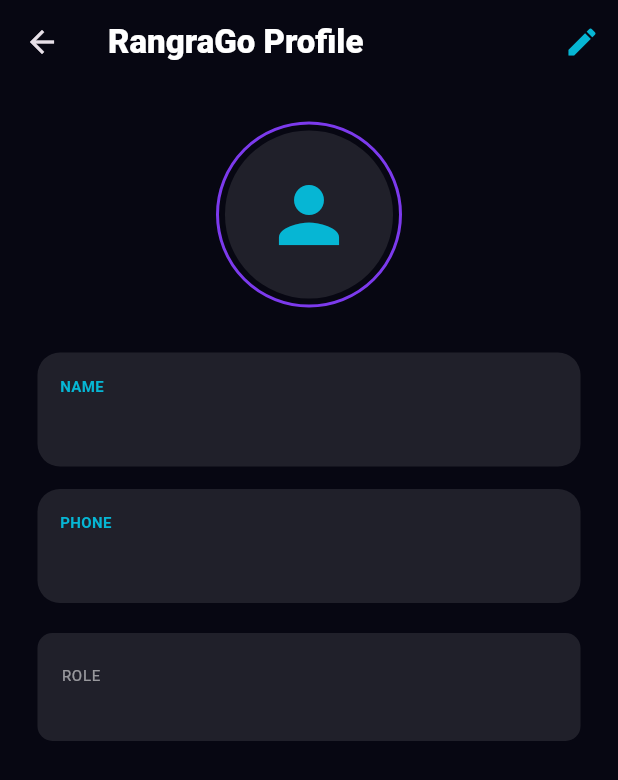
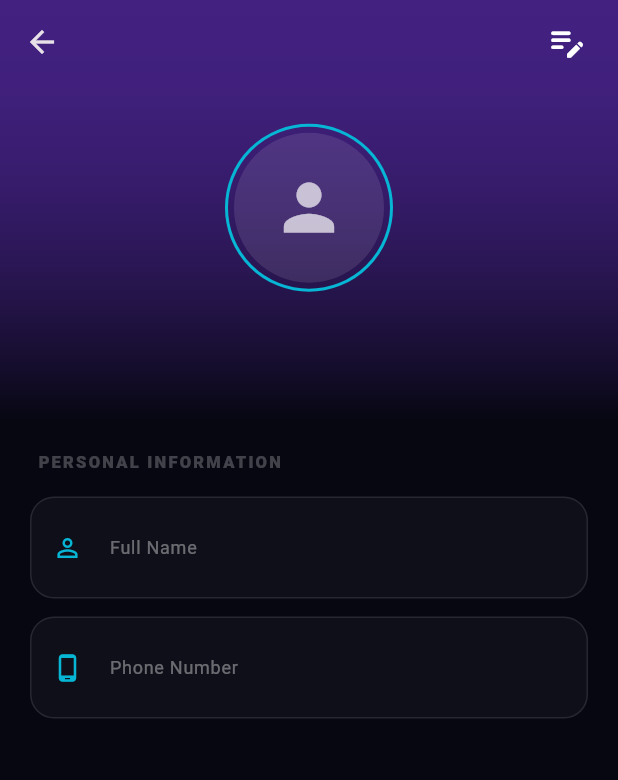
Before and after one commit to yashkumaryk066-netizen/RangraGo, a Flutter app: the ProfileScreen screen opened directly with empty values, on a phone screen of 412 x 824 dp. Shown: the top 780 px of the screen. Run offline on Flutter 3.47's test engine with Material 3 defaults, Android fonts, the phone set to English and light mode, and no system bars; our stand-ins replace flutter_map, geolocator, google_sign_in, latlong2, permission_handler, shared_preferences and 1 more; missing offline and left inert: agora_rtc_engine; accounts and stored records are empty; network calls fail.

Commit message:
feat: Premium Profile Infrastructure - High-fidelity UI, driver stats, and advanced document management (Uber/Rapido style)

```diff
--- a/frontend/lib/screens/profile_screen.dart
+++ b/frontend/lib/screens/profile_screen.dart
@@ -16,6 +16,11 @@
   final AuthService _authService = AuthService();
   late TextEditingController _nameController;
   late TextEditingController _phoneController;
+  late TextEditingController _modelController;
+  late TextEditingController _numberController;
+  late TextEditingController _licenseController;
+  late TextEditingController _aadhaarController;
+
   bool isEditing = false;
   bool isLoading = false;
 
@@ -24,135 +29,231 @@
     super.initState();
     _nameController = TextEditingController(text: widget.userData['name']);
     _phoneController = TextEditingController(text: widget.userData['phone'] ?? "");
+
+    final vehicle = widget.userData['vehicleInfo'] ?? {};
+    _modelController = TextEditingController(text: vehicle['model'] ?? "");
+    _numberController = TextEditingController(text: vehicle['number'] ?? "");
+    _licenseController = TextEditingController(text: vehicle['license'] ?? "");
+    _aadhaarController = TextEditingController(text: vehicle['aadhaar'] ?? "");
   }
 
   Future<void> _handleUpdate() async {
     setState(() => isLoading = true);
-    final updatedUser = await _authService.updateProfile({
+    final updates = {
       "name": _nameController.text,
       "phone": _phoneController.text,
-    });
+    };
+
+    if (widget.userData['role'] == "DRIVER") {
+      updates["vehicleInfo"] = {
+        "model": _modelController.text,
+        "number": _numberController.text,
+        "license": _licenseController.text,
+        "aadhaar": _aadhaarController.text,
+        "type": widget.userData['vehicleInfo']?['type'] ?? "BIKE",
+      };
+    }
+
+    final updatedUser = await _authService.updateProfile(updates);
 
     if (updatedUser != null) {
-      // Save to SharedPreferences
       final SharedPreferences prefs = await SharedPreferences.getInstance();
       await prefs.setString('user_data', jsonEncode(updatedUser));
-
-      // Update UI
       widget.onUpdate(updatedUser);
-
-      ScaffoldMessenger.of(context).showSnackBar(const SnackBar(content: Text("Profile Updated Successfully")));
+      ScaffoldMessenger.of(context).showSnackBar(const SnackBar(content: Text("✅ Profile Updated Successfully")));
       setState(() => isEditing = false);
     } else {
-      ScaffoldMessenger.of(context).showSnackBar(const SnackBar(content: Text("Update Failed")));
+      ScaffoldMessenger.of(context).showSnackBar(const SnackBar(content: Text("❌ Update Failed")));
     }
     setState(() => isLoading = false);
   }
 
   @override
   Widget build(BuildContext context) {
+    final theme = const Color(0xFF06B6D4);
+    final secondary = const Color(0xFF7C3AED);
+    final isDriver = widget.userData['role'] == "DRIVER";
+
     return Scaffold(
       backgroundColor: const Color(0xFF070712),
-      appBar: AppBar(
+      body: CustomScrollView(
+        slivers: [
+          SliverAppBar(
+            expandedHeight: 280,
+            pinned: true,
             backgroundColor: const Color(0xFF070712),
-        elevation: 0,
-        title: const Text("RangraGo Profile", style: TextStyle(fontWeight: FontWeight.w900, color: Colors.white)),
-        actions: [
-          IconButton(
-            icon: Icon(isEditing ? Icons.close : Icons.edit, color: const Color(0xFF06B6D4)),
-            onPressed: () => setState(() => isEditing = !isEditing),
-          )
-        ],
-      ),
-      body: SingleChildScrollView(
-        padding: const EdgeInsets.all(25),
-        child: Column(
+            flexibleSpace: FlexibleSpaceBar(
+              background: Stack(
+                fit: StackFit.expand,
                 children: [
                   Container(
-              padding: const EdgeInsets.all(4),
                     decoration: BoxDecoration(
-                shape: BoxShape.circle,
-                border: Border.all(color: const Color(0xFF7C3AED), width: 2),
-              ),
-              child: const CircleAvatar(
-                radius: 56,
-                backgroundColor: Colors.white10,
-                child: Icon(Icons.person, size: 60, color: Color(0xFF06B6D4)),
+                      gradient: LinearGradient(
+                        begin: Alignment.topCenter,
+                        end: Alignment.bottomCenter,
+                        colors: [secondary.withOpacity(0.5), const Color(0xFF070712)],
                       ),
                     ),
-            const SizedBox(height: 30),
-            _buildInfoCard("NAME", _nameController, isEditing),
+                  ),
+                  Column(
+                    mainAxisAlignment: MainAxisAlignment.center,
+                    children: [
+                      const SizedBox(height: 60),
+                      Hero(
+                        tag: 'profile_pic',
+                        child: Container(
+                          padding: const EdgeInsets.all(4),
+                          decoration: BoxDecoration(shape: BoxShape.circle, border: Border.all(color: theme, width: 2)),
+                          child: const CircleAvatar(
+                            radius: 50,
+                            backgroundColor: Colors.white10,
+                            child: Icon(Icons.person, size: 50, color: Colors.white70),
+                          ),
+                        ),
+                      ),
                       const SizedBox(height: 15),
-            _buildInfoCard("PHONE", _phoneController, isEditing, keyboardType: TextInputType.phone),
-            const SizedBox(height: 20),
-            ListTile(
-              tileColor: Colors.white10,
-              title: const Text("ROLE", style: TextStyle(color: Colors.white54, fontSize: 10)),
-              subtitle: Text(widget.userData['role'], style: const TextStyle(color: Colors.white, fontWeight: FontWeight.bold)),
-              shape: RoundedRectangleBorder(borderRadius: BorderRadius.circular(10)),
-            ),
-            if (widget.userData['role'] == "DRIVER") ...[
-              const SizedBox(height: 15),
-              Row(
-                children: [
-                  Expanded(
-                    child: _buildStatTile("TOTAL EARNINGS", "₹${widget.userData['totalEarnings'] ?? 0}", Colors.amber.withOpacity(0.1)),
-                  ),
-                  const SizedBox(width: 10),
-                  Expanded(
-                    child: _buildStatTile("RIDES DONE", "${widget.userData['completedRides'] ?? 0}", Colors.greenAccent.withOpacity(0.1)),
+                      Text(widget.userData['name'] ?? "User", style: const TextStyle(color: Colors.white, fontSize: 22, fontWeight: FontWeight.bold)),
+                      Text(widget.userData['role'] ?? "", style: TextStyle(color: theme, fontSize: 12, fontWeight: FontWeight.bold, letterSpacing: 2)),
+                    ],
                   ),
                 ],
               ),
+            ),
+            actions: [
+              IconButton(
+                icon: Icon(isEditing ? Icons.close : Icons.edit_note_rounded, color: Colors.white, size: 28),
+                onPressed: () => setState(() => isEditing = !isEditing),
+              ),
+              const SizedBox(width: 10),
             ],
+          ),
+          SliverToBoxAdapter(
+            child: Padding(
+              padding: const EdgeInsets.all(20),
+              child: Column(
+                crossAxisAlignment: CrossAxisAlignment.start,
+                children: [
+                  if (isDriver) ...[
+                    _buildStatsGrid(),
+                    const SizedBox(height: 30),
+                  ],
+                  _sectionHeader("PERSONAL INFORMATION"),
+                  _buildInputField("Full Name", _nameController, Icons.person_outline, isEditing),
+                  _buildInputField("Phone Number", _phoneController, Icons.phone_android_outlined, isEditing, keyboard: TextInputType.phone),
+
+                  if (isDriver) ...[
+                    const SizedBox(height: 30),
+                    _sectionHeader("VEHICLE DETAILS"),
+                    _buildInputField("Vehicle Model", _modelController, Icons.directions_car_outlined, isEditing),
+                    _buildInputField("Vehicle Number", _numberController, Icons.tag, isEditing),
+                    const SizedBox(height: 30),
+                    _sectionHeader("IDENTITY DOCUMENTS"),
+                    _buildInputField("Driver License", _licenseController, Icons.badge_outlined, isEditing),
+                    _buildInputField("Aadhaar Number", _aadhaarController, Icons.fingerprint, isEditing),
+                    _buildVerificationStatus(),
+                  ],
+
                   const SizedBox(height: 40),
                   if (isEditing)
                     ElevatedButton(
                       style: ElevatedButton.styleFrom(
-                  backgroundColor: const Color(0xFF7C3AED),
-                  minimumSize: const Size(double.infinity, 55),
-                  shape: RoundedRectangleBorder(borderRadius: BorderRadius.circular(15)),
+                        backgroundColor: secondary,
+                        foregroundColor: Colors.white,
+                        minimumSize: const Size(double.infinity, 60),
+                        shape: RoundedRectangleBorder(borderRadius: BorderRadius.circular(18)),
+                        elevation: 8,
+                        shadowColor: secondary.withOpacity(0.4),
                       ),
                       onPressed: isLoading ? null : _handleUpdate,
                       child: isLoading
-                  ? const CircularProgressIndicator(color: Colors.white)
-                  : const Text("SAVE CHANGES", style: TextStyle(fontWeight: FontWeight.bold)),
+                        ? const SizedBox(width: 24, height: 24, child: CircularProgressIndicator(color: Colors.white, strokeWidth: 2))
+                        : const Text("SAVE PROFILE CHANGES", style: TextStyle(fontWeight: FontWeight.w900, letterSpacing: 1.2)),
+                    ),
+                  const SizedBox(height: 50),
+                ],
+              ),
+            ),
           ),
         ],
+      ),
+    );
+  }
+
+  Widget _buildStatsGrid() {
+    return Row(
+      children: [
+        Expanded(child: _statCard("TOTAL EARNED", "₹${widget.userData['totalEarnings'] ?? 0}", Icons.account_balance_wallet, Colors.amber)),
+        const SizedBox(width: 15),
+        Expanded(child: _statCard("COMPLETED", "${widget.userData['completedRides'] ?? 0}", Icons.verified, Colors.greenAccent)),
+      ],
+    );
+  }
+
+  Widget _statCard(String label, String value, IconData icon, Color color) {
+    return Container(
+      padding: const EdgeInsets.all(20),
+      decoration: BoxDecoration(
+        color: Colors.white.withOpacity(0.03),
+        borderRadius: BorderRadius.circular(24),
+        border: Border.all(color: Colors.white10),
+      ),
+      child: Column(
+        crossAxisAlignment: CrossAxisAlignment.start,
+        children: [
+          Icon(icon, color: color, size: 20),
+          const SizedBox(height: 12),
+          Text(value, style: const TextStyle(color: Colors.white, fontSize: 24, fontWeight: FontWeight.w900)),
+          Text(label, style: const TextStyle(color: Colors.white38, fontSize: 9, fontWeight: FontWeight.bold, letterSpacing: 1)),
+        ],
+      ),
+    );
+  }
+
+  Widget _sectionHeader(String title) {
+    return Padding(
+      padding: const EdgeInsets.only(bottom: 15, left: 5),
+      child: Text(title, style: const TextStyle(color: Colors.white24, fontSize: 11, fontWeight: FontWeight.w900, letterSpacing: 1.5)),
+    );
+  }
+
+  Widget _buildInputField(String label, TextEditingController ctrl, IconData icon, bool enabled, {TextInputType? keyboard}) {
+    return Container(
+      margin: const EdgeInsets.only(bottom: 12),
+      decoration: BoxDecoration(
+        color: enabled ? Colors.white.withOpacity(0.07) : Colors.white.withOpacity(0.03),
+        borderRadius: BorderRadius.circular(16),
+        border: Border.all(color: enabled ? const Color(0xFF06B6D4).withOpacity(0.3) : Colors.white10),
+      ),
+      child: TextField(
+        controller: ctrl,
+        enabled: enabled,
+        keyboardType: keyboard,
+        style: const TextStyle(color: Colors.white, fontSize: 15, fontWeight: FontWeight.w600),
+        decoration: InputDecoration(
+          labelText: label,
+          labelStyle: const TextStyle(color: Colors.white38, fontSize: 12),
+          prefixIcon: Icon(icon, color: const Color(0xFF06B6D4), size: 20),
+          border: InputBorder.none,
+          contentPadding: const EdgeInsets.symmetric(horizontal: 20, vertical: 15),
         ),
       ),
     );
   }
 
-  Widget _buildStatTile(String label, String value, Color bgColor) {
+  Widget _buildVerificationStatus() {
     return Container(
-      padding: const EdgeInsets.symmetric(vertical: 15, horizontal: 10),
-      decoration: BoxDecoration(color: bgColor, borderRadius: BorderRadius.circular(15), border: Border.all(color: Colors.white10)),
-      child: Column(
+      margin: const EdgeInsets.only(top: 10),
+      padding: const EdgeInsets.all(15),
+      decoration: BoxDecoration(
+        color: Colors.greenAccent.withOpacity(0.05),
+        borderRadius: BorderRadius.circular(16),
+        border: Border.all(color: Colors.greenAccent.withOpacity(0.2)),
+      ),
+      child: const Row(
         children: [
-          Text(value, style: const TextStyle(color: Colors.white, fontSize: 20, fontWeight: FontWeight.bold)),
-          const SizedBox(height: 5),
-          Text(label, style: const TextStyle(color: Colors.white38, fontSize: 8, fontWeight: FontWeight.bold, letterSpacing: 1)),
-        ],
-      ),
-    );
-  }
-
-  Widget _buildInfoCard(String label, TextEditingController controller, bool enabled, {TextInputType? keyboardType}) {
-    return Container(
-      padding: const EdgeInsets.all(15),
-      decoration: BoxDecoration(color: Colors.white10, borderRadius: BorderRadius.circular(15)),
-      child: Column(
-        crossAxisAlignment: CrossAxisAlignment.start,
-        children: [
-          Text(label, style: const TextStyle(color: Color(0xFF06B6D4), fontSize: 10, fontWeight: FontWeight.bold)),
-          TextField(
-            controller: controller,
-            enabled: enabled,
-            keyboardType: keyboardType,
-            style: const TextStyle(color: Colors.white, fontSize: 16),
-            decoration: const InputDecoration(border: InputBorder.none, isDense: true),
-          ),
+          Icon(Icons.verified_user, color: Colors.greenAccent, size: 20),
+          const SizedBox(width: 12),
+          Text("KYC DOCUMENTS VERIFIED", style: TextStyle(color: Colors.greenAccent, fontSize: 11, fontWeight: FontWeight.bold, letterSpacing: 1)),
         ],
       ),
     );
```
Lines whose indentation alone changed are shown as unchanged.
